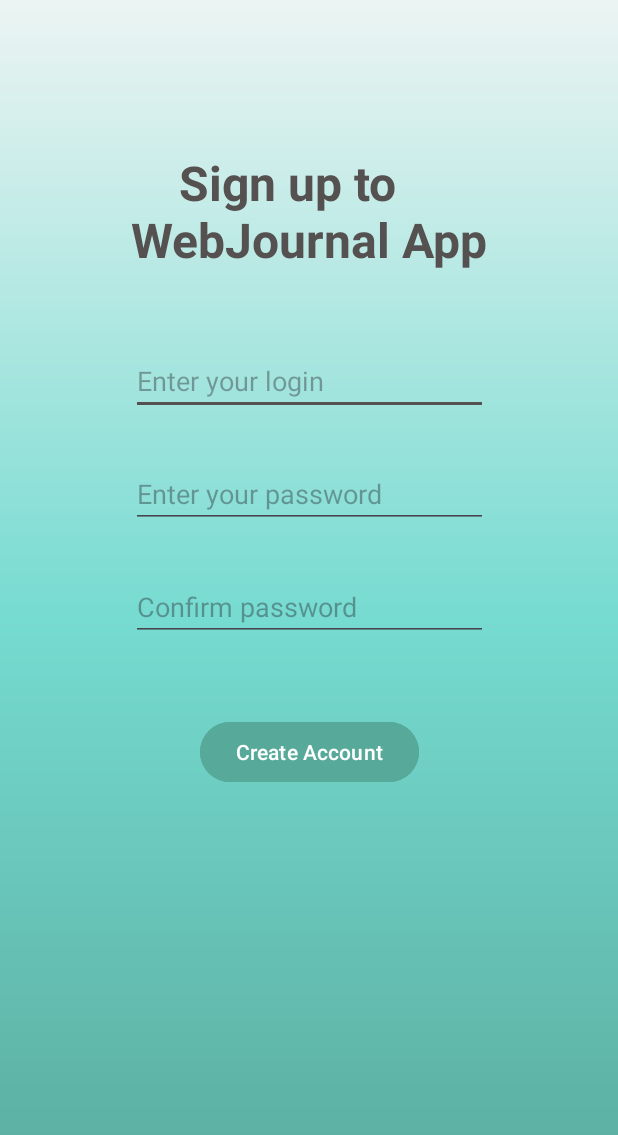
After one commit to Andant3/WebJournal, an Android app: the fragment SignUpFragment shown on its own in the app's theme, on a phone screen of 412 x 824 dp. The commit adds this screen. Shown: the top 1135 px of the screen. Run offline under Robolectric (Android 15) with nearby library versions, the phone set to English and light mode, and no system bars; our stand-ins replace data binding.

Commit message:
Adding SignUpFragment layout

```diff
--- a/app/src/main/java/com/example/webjournal/LoginFragment.kt
+++ /dev/null
@@ -1,6 +0,0 @@
-package com.example.webjournal
-
-// TODO: Rename parameter arguments, choose names that match
-// the fragment initialization parameters, e.g. ARG_ITEM_NUMBER
-private const val ARG_PARAM1 = "param1"
-private const val ARG_PARAM2 = "param2"
--- /dev/null
+++ b/app/src/main/java/com/example/webjournal/view/SignUpFragment.kt
@@ -0,0 +1,20 @@
+package com.example.webjournal.view
+
+import android.os.Bundle
+import androidx.fragment.app.Fragment
+import android.view.LayoutInflater
+import android.view.View
+import android.view.ViewGroup
+import com.example.webjournal.R
+
+class SignUpFragment : Fragment() {
+
+    override fun onCreateView(
+        inflater: LayoutInflater, container: ViewGroup?,
+        savedInstanceState: Bundle?
+    ): View? {
+        // Inflate the layout for this fragment
+        return inflater.inflate(R.layout.fragment_sign_up, container, false)
+    }
+
+}
--- /dev/null
+++ b/app/src/main/res/layout/fragment_sign_up.xml
@@ -0,0 +1,80 @@
+<?xml version="1.0" encoding="utf-8"?>
+<layout xmlns:android="http://schemas.android.com/apk/res/android"
+    xmlns:tools="http://schemas.android.com/tools"
+    xmlns:app="http://schemas.android.com/apk/res-auto">
+<androidx.constraintlayout.widget.ConstraintLayout
+    android:layout_width="match_parent"
+    android:layout_height="match_parent"
+    tools:context=".view.SignUpFragment"
+    android:background="@drawable/background_gradient">
+
+    <TextView
+        android:id="@+id/registerTextView"
+        android:layout_width="wrap_content"
+        android:layout_height="wrap_content"
+        android:layout_marginTop="100dp"
+
+        android:text="    Sign up to \nWebJournal App"
+        android:textSize="32sp"
+        android:textColor="@color/color_accent"
+        android:textStyle="bold"
+        app:layout_constraintTop_toTopOf="parent"
+        app:layout_constraintStart_toStartOf="parent"
+        app:layout_constraintEnd_toEndOf="parent"/>
+
+    <AutoCompleteTextView
+        android:id="@+id/loginNewEditText"
+        android:layout_width="0dp"
+        android:layout_height="wrap_content"
+        android:layout_marginTop="50dp"
+
+        android:hint="Enter your login"
+        android:inputType="text"
+
+        app:layout_constraintTop_toBottomOf="@+id/registerTextView"
+        app:layout_constraintStart_toStartOf="@id/registerTextView"
+        app:layout_constraintEnd_toEndOf="@id/registerTextView"/>
+
+    <AutoCompleteTextView
+        android:id="@+id/passwordNewEditText"
+        android:layout_width="0dp"
+        android:layout_height="wrap_content"
+        android:layout_marginTop="30dp"
+
+        android:hint="Enter your password"
+        android:inputType="textPassword"
+
+        app:layout_constraintTop_toBottomOf="@+id/loginNewEditText"
+        app:layout_constraintStart_toStartOf="@id/registerTextView"
+        app:layout_constraintEnd_toEndOf="@id/registerTextView"/>
+
+    <AutoCompleteTextView
+        android:id="@+id/passwordConfirmEditText"
+        android:layout_width="0dp"
+        android:layout_height="wrap_content"
+
+        android:layout_marginTop="30dp"
+
+        android:hint="Confirm password"
+
+
+        app:layout_constraintTop_toBottomOf="@+id/passwordNewEditText"
+        app:layout_constraintStart_toStartOf="@id/registerTextView"
+        app:layout_constraintEnd_toEndOf="@id/registerTextView"/>
+
+    <Button
+        android:id="@+id/createAccountButton"
+        android:layout_width="wrap_content"
+        android:layout_height="wrap_content"
+        android:backgroundTint="@color/color_primary_dark"
+        android:layout_marginTop="50dp"
+
+        android:text="Create Account"
+        android:textColor="@color/white"
+
+        app:layout_constraintTop_toBottomOf="@+id/passwordConfirmEditText"
+        app:layout_constraintStart_toStartOf="@id/registerTextView"
+        app:layout_constraintEnd_toEndOf="@id/registerTextView"/>
+
+</androidx.constraintlayout.widget.ConstraintLayout>
+</layout>
--- a/app/src/main/res/navigation/nav_graph.xml
+++ b/app/src/main/res/navigation/nav_graph.xml
@@ -9,5 +9,14 @@
         android:id="@+id/loginFragment"
         android:name="com.example.webjournal.view.LoginFragment"
         android:label="fragment_login"
-        tools:layout="@layout/fragment_login" />
+        tools:layout="@layout/fragment_login" >
+        <action
+            android:id="@+id/action_loginFragment_to_signUpFragment"
+            app:destination="@id/signUpFragment" />
+    </fragment>
+    <fragment
+        android:id="@+id/signUpFragment"
+        android:name="com.example.webjournal.view.SignUpFragment"
+        android:label="fragment_sign_up"
+        tools:layout="@layout/fragment_sign_up" />
 </navigation>
```
